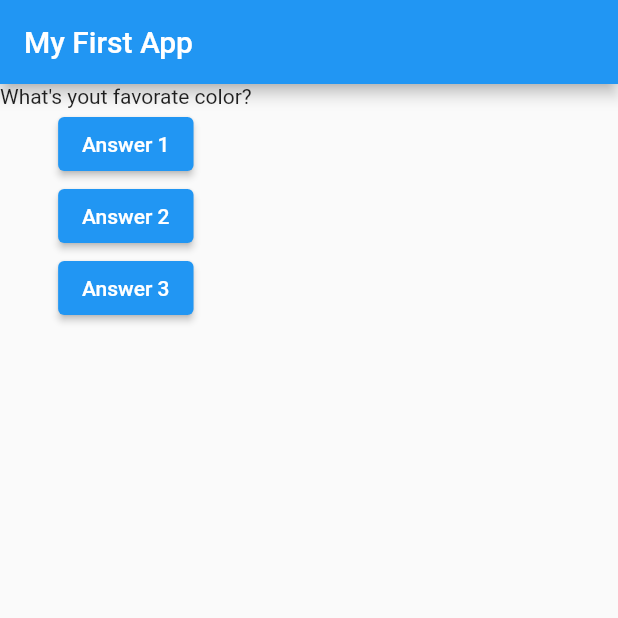
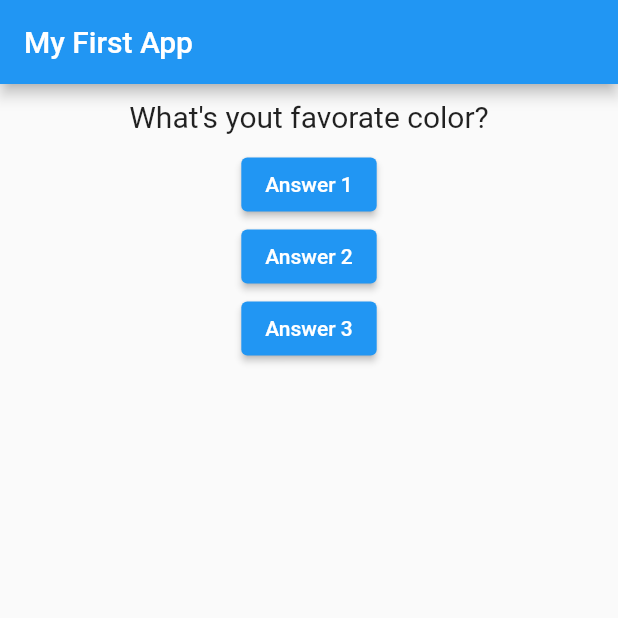
Before and after one commit to imobasshir/flutter_start, a Flutter app: the screen it shows after launch, on a phone screen of 412 x 824 dp, the top half of it. Run offline on Flutter 3.47's test engine with Material 2 defaults, Android fonts, the phone set to English and light mode, and no system bars.

Commit message:
seventh commit

```diff
--- a/lib/main.dart
+++ b/lib/main.dart
@@ -1,4 +1,5 @@
 import 'package:flutter/material.dart';
+import './question.dart';
 
 void main() {
   runApp(MyApp());
@@ -27,6 +28,7 @@ class _MyAppState extends State<MyApp> {
     var questions = [
       'What\'s yout favorate color?',
       'What\'s your favorate animal?',
+      'What\'s your favorate food?',
     ];
     return MaterialApp(
         home: Scaffold(
@@ -35,7 +37,7 @@ class _MyAppState extends State<MyApp> {
       ),
       body: Column(
         children: [
-          Text(questions[_questionIndex]),
+          Question(questions[_questionIndex]),
           ElevatedButton(
             onPressed: _answerQuestion,
             child: Text('Answer 1'),
--- /dev/null
+++ b/lib/question.dart
@@ -0,0 +1,20 @@
+import 'package:flutter/material.dart';
+
+class Question extends StatelessWidget {
+  final String questionText;
+
+  Question(this.questionText);
+
+  @override
+  Widget build(BuildContext context) {
+    return Container(
+      width: double.infinity,
+      margin: EdgeInsets.all(10),
+      child: Text(
+        questionText,
+        style: TextStyle(fontSize: 20),
+        textAlign: TextAlign.center,
+      ),
+    );
+  }
+}
```
